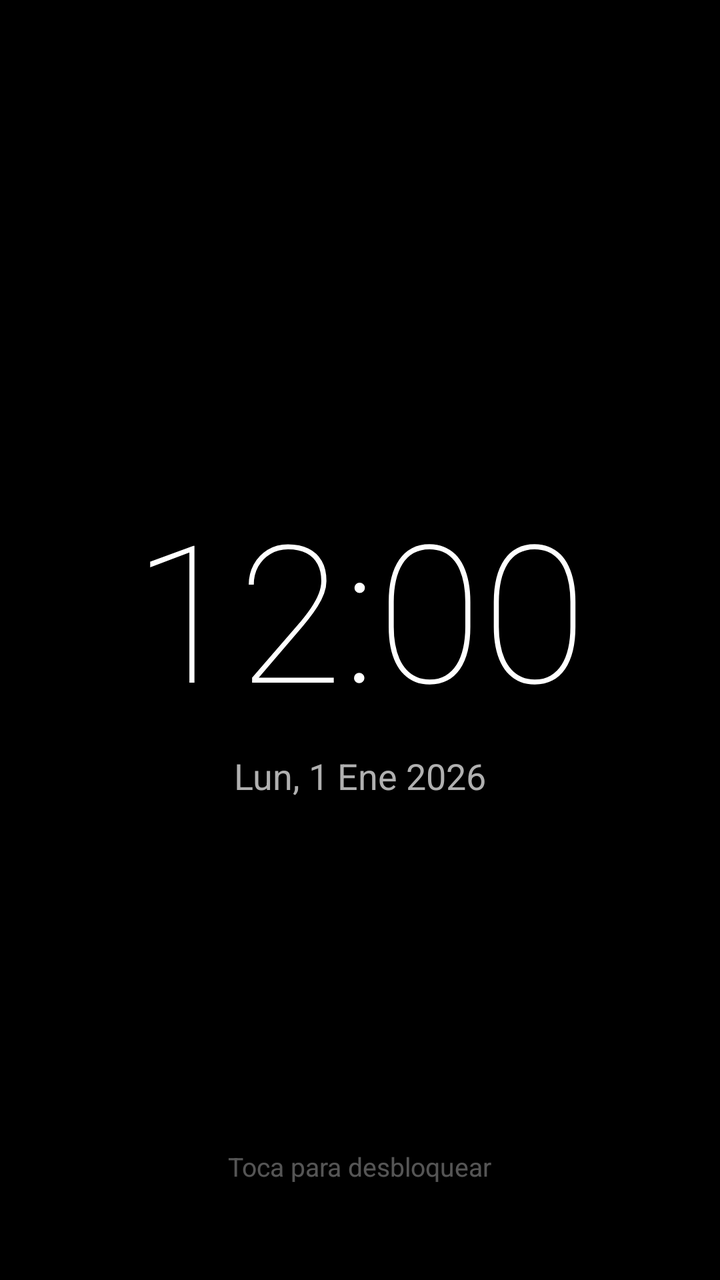
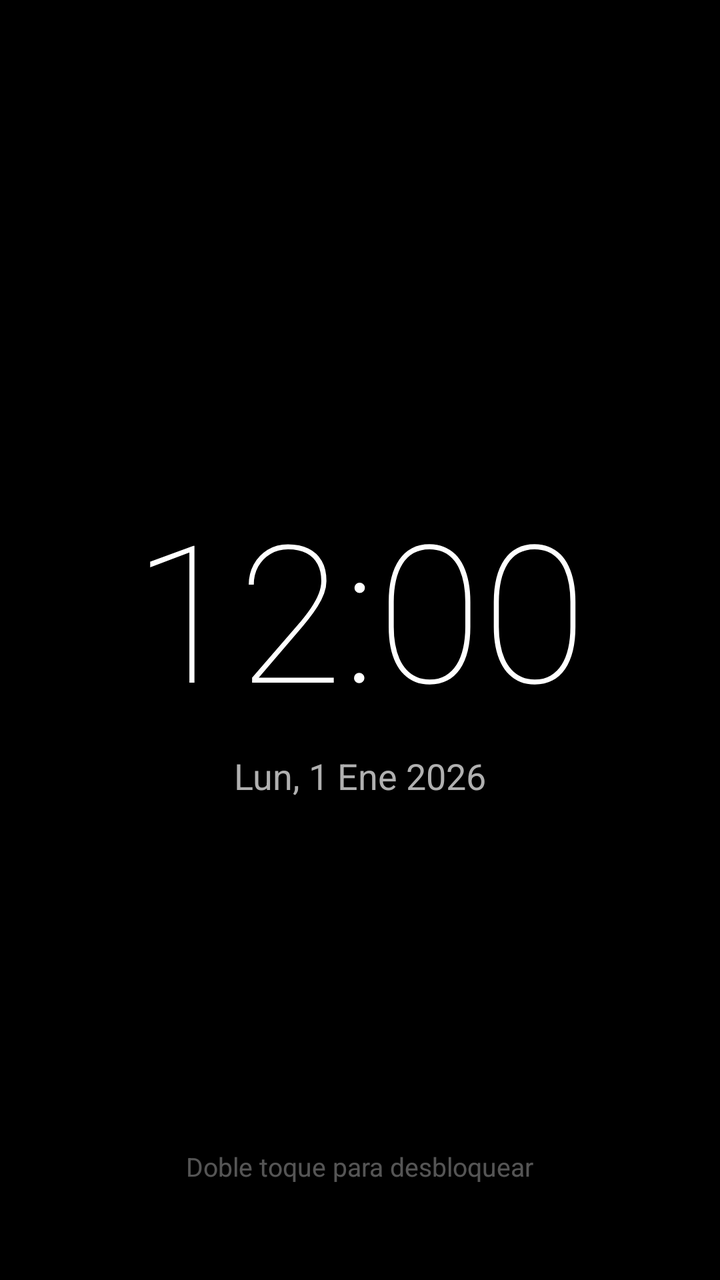

The first picture is an Android layout as it rendered before a commit; the second is the same layout after the commit. The layout source and the unified diff follow.
<!-- AndroidManifest.xml: activity theme android:Theme.NoTitleBar.Fullscreen -->
<!-- res/layout/activity_lock_screen.xml -->
<?xml version="1.0" encoding="utf-8"?>
<FrameLayout xmlns:android="http://schemas.android.com/apk/res/android"
    android:id="@+id/lock_root"
    android:layout_width="match_parent"
    android:layout_height="match_parent"
    android:background="#000000"
    android:clickable="true"
    android:focusable="true">

    <LinearLayout
        android:layout_width="wrap_content"
        android:layout_height="wrap_content"
        android:layout_gravity="center"
        android:gravity="center"
        android:orientation="vertical">

        <TextView
            android:id="@+id/lock_clock"
            android:layout_width="wrap_content"
            android:layout_height="wrap_content"
            android:fontFamily="sans-serif-thin"
            android:text="12:00"
            android:textColor="#FFFFFFFF"
            android:textSize="96sp" />

        <TextView
            android:id="@+id/lock_date"
            android:layout_width="wrap_content"
            android:layout_height="wrap_content"
            android:layout_marginTop="8dp"
            android:text="Lun, 1 Ene 2026"
            android:textColor="#B0B0B0"
            android:textSize="18sp" />

    </LinearLayout>

    <TextView
        android:layout_width="wrap_content"
        android:layout_height="wrap_content"
        android:layout_gravity="bottom|center_horizontal"
        android:layout_marginBottom="48dp"
        android:text="Toca para desbloquear"
        android:textColor="#55FFFFFF"
        android:textSize="13sp" />

</FrameLayout>
<!-- resources referenced by this layout -->
<resources>

</resources>

<!-- the commit's change to res/layout/activity_lock_screen.xml (unified diff, before → after) -->
@@ -39,7 +39,7 @@
         android:layout_height="wrap_content"
         android:layout_gravity="bottom|center_horizontal"
         android:layout_marginBottom="48dp"
-        android:text="Toca para desbloquear"
+        android:text="Doble toque para desbloquear"
         android:textColor="#55FFFFFF"
         android:textSize="13sp" />
 
